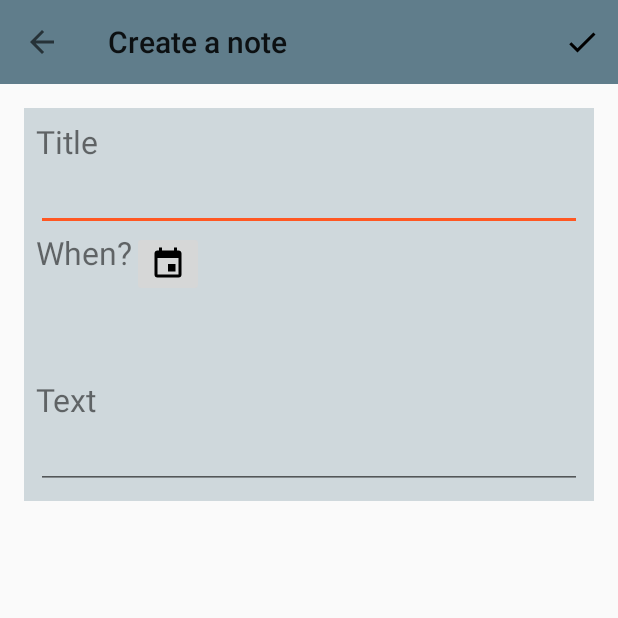
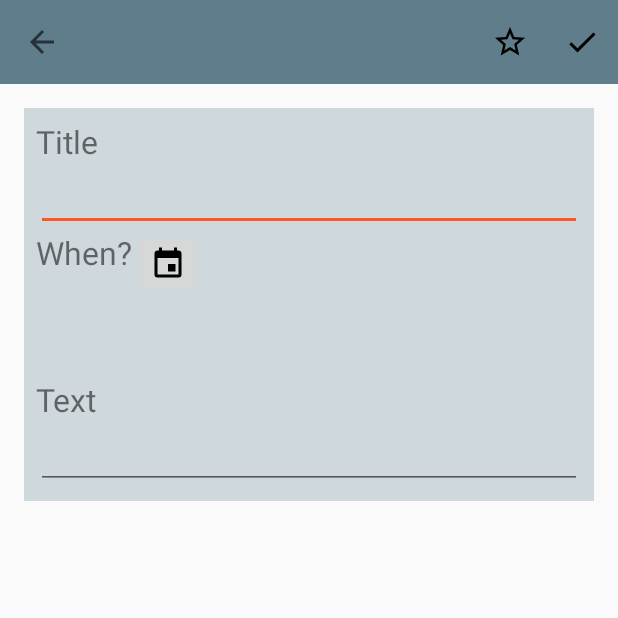
Before and after one commit to AndreaValenziano/ToDoList, an Android app: the screen it shows after launch (AddActivity), after a tap on an icon or button, on a phone screen of 412 x 824 dp, the top half of it. Run offline under Robolectric (Android 15) with nearby library versions, the phone set to English and light mode, and no system bars.

Commit message:
A note can be special

```diff
--- a/app/src/main/java/com/example/andreavalenziano/todolist/activities/MainActivity.java
+++ b/app/src/main/java/com/example/andreavalenziano/todolist/activities/MainActivity.java
@@ -2,11 +2,10 @@ package com.example.andreavalenziano.todolist.activities;
 
 import android.app.Activity;
 import android.content.Intent;
+import android.media.Image;
 import android.os.Bundle;
 import android.support.design.widget.FloatingActionButton;
 import android.support.design.widget.Snackbar;
-import android.support.v4.widget.DrawerLayout;
-import android.support.v7.app.ActionBar;
 import android.support.v7.app.AppCompatActivity;
 import android.support.v7.widget.LinearLayoutManager;
 import android.support.v7.widget.RecyclerView;
@@ -15,6 +14,7 @@ import android.util.Log;
 import android.view.View;
 import android.widget.Button;
 import android.view.MenuItem;
+import android.widget.ImageView;
 import android.widget.RelativeLayout;
 
 import com.example.andreavalenziano.todolist.R;
@@ -22,11 +22,8 @@ import com.example.andreavalenziano.todolist.adapters.NoteAdapter;
 import com.example.andreavalenziano.todolist.database.DatabaseHandler;
 import com.example.andreavalenziano.todolist.models.Note;
 
-import java.text.DateFormat;
 import java.text.SimpleDateFormat;
-import java.util.ArrayList;
 import java.util.Calendar;
-import java.util.Date;
 import java.util.GregorianCalendar;
 
 import static android.content.ContentValues.TAG;
@@ -41,6 +38,7 @@ public class MainActivity extends AppCompatActivity implements View.OnClickListe
     Button completeBtn;
     FloatingActionButton addBtn;
     Note editingNote;
+    ImageView starIcon;
     private RecyclerView noteRV;
     private RecyclerView.LayoutManager layoutManager;
     private static RelativeLayout relativeLayout;
@@ -60,6 +58,7 @@ public class MainActivity extends AppCompatActivity implements View.OnClickListe
     public static final String ID = "id";
     public static final String EDIT = "iseditable";
     public static final String DELETED = "isdeleted";
+    public static final String SPECIAL= "special";
     public Snackbar snackbar;
 
     //flag
@@ -83,6 +82,8 @@ public class MainActivity extends AppCompatActivity implements View.OnClickListe
         toDoBtn = (Button) findViewById(R.id.to_do_button);
         completeBtn = (Button) findViewById(R.id.complete_button);
         addBtn = (FloatingActionButton) findViewById(R.id.create_button);
+
+        starIcon=(ImageView) findViewById(R.id.star_icon_main);
 
         noteRV = (RecyclerView) findViewById(R.id.to_do_list_rv);
         adapter = new NoteAdapter(this);
@@ -111,7 +112,7 @@ public class MainActivity extends AppCompatActivity implements View.OnClickListe
         if (v.getId() == R.id.to_do_button) {
 
         } else if (v.getId() == R.id.complete_button) {
-            dbHandler.dropDatabase();
+
 
         } else if (v.getId() == R.id.create_button) {
 
@@ -135,10 +136,11 @@ public class MainActivity extends AppCompatActivity implements View.OnClickListe
             String title = data.getStringExtra(TITLE);
             String dateExp = data.getStringExtra(DATE_EXP);
             String textBody = data.getStringExtra(TEXT_BODY);
+            Boolean special= data.getBooleanExtra(SPECIAL,false);
             Calendar dateCr = new GregorianCalendar();
             SimpleDateFormat sDF=new SimpleDateFormat();
             String dateCreation =sDF.format(dateCr.getTime());
-            note = new Note(title, textBody, dateExp, dateCreation, dateCreation, TODO);
+            note = new Note(title, textBody, dateExp, dateCreation, dateCreation, TODO, special);
             adapter.addNote(note);
 
             dbHandler.addNote(note);
@@ -155,6 +157,7 @@ public class MainActivity extends AppCompatActivity implements View.OnClickListe
             String title = data.getStringExtra(TITLE);
             String dateExp = data.getStringExtra(DATE_EXP);
             String textBody = data.getStringExtra(TEXT_BODY);
+            Boolean isSpecial=data.getBooleanExtra(SPECIAL,false);
            Calendar dateLE = new GregorianCalendar();
             SimpleDateFormat sDF=new SimpleDateFormat();
             String dateLastEdit =sDF.format(dateLE.getTime());
@@ -164,10 +167,11 @@ public class MainActivity extends AppCompatActivity implements View.OnClickListe
             editingNote.setDateLastEdit(dateLastEdit);
             editingNote.setTextBody(textBody);
             editingNote.setDateExpired(dateExp);
+            editingNote.setSpecial(isSpecial);
 
             if( dbHandler.updateNote(editingNote)>0){
                 snackbar= Snackbar.make(relativeLayout, R.string.updating_success, Snackbar.LENGTH_SHORT);
-                adapter.modifyNote(editingNote, index);
+                adapter.updateNote(editingNote, index);
             }else
             {
                 snackbar= Snackbar.make(relativeLayout, R.string.database_error, Snackbar.LENGTH_SHORT);
--- a/app/src/main/java/com/example/andreavalenziano/todolist/database/DatabaseHandler.java
+++ b/app/src/main/java/com/example/andreavalenziano/todolist/database/DatabaseHandler.java
@@ -14,6 +14,7 @@ import com.example.andreavalenziano.todolist.models.Note;
 import com.example.andreavalenziano.todolist.models.StateType;
 
 import java.util.ArrayList;
+import java.util.concurrent.CopyOnWriteArrayList;
 
 /**
  * Created by AndreaValenziano on 22/02/17.
@@ -29,11 +30,11 @@ public class DatabaseHandler extends SQLiteOpenHelper {
     private static final String KEY_DATA_CR = "data_cr";
     private static final String KEY_DATA_EDIT = "data_edit";
     private static final String KEY_STATE = "state";
-
+    private static final String KEY_SPECIAL = "special";
 
     // All Static variables
     // Database Version
-    private static final int DATABASE_VERSION = 3;
+    private static final int DATABASE_VERSION = 6;
 
     // Database Name
     private static final String DATABASE_NAME = "notes";
@@ -50,7 +51,7 @@ public class DatabaseHandler extends SQLiteOpenHelper {
         String CREATE_NOTE_TABLE = "CREATE TABLE " + TABLE_NOTES + "("
                 + KEY_ID + " INTEGER PRIMARY KEY," + KEY_TITLE + " TEXT,"
                 + KEY_BODY + " TEXT, " + KEY_DATA_EXP + " TEXT, " + KEY_DATA_CR + " TEXT, "
-                + KEY_DATA_EDIT + " TEXT, " + KEY_STATE + " TEXT" + ")";
+                + KEY_DATA_EDIT + " TEXT, " + KEY_STATE + " TEXT," + KEY_SPECIAL + " INTEGER" +  ")";
         db.execSQL(CREATE_NOTE_TABLE);
 
     }
@@ -81,6 +82,14 @@ public class DatabaseHandler extends SQLiteOpenHelper {
         values.put(KEY_DATA_CR, note.getDateCreation());
         values.put(KEY_DATA_EDIT, note.getDateLastEdit());
         values.put(KEY_STATE, note.getState().toString());
+        if(note.isSpecial()){
+            values.put(KEY_SPECIAL,1);
+        }
+        else{
+            values.put(KEY_SPECIAL,0);
+        }
+
+
 
         // Inserting Row
         note.setId((int)db.insert(TABLE_NOTES, null, values));
@@ -111,8 +120,15 @@ public class DatabaseHandler extends SQLiteOpenHelper {
                 note.setDateExpired(cursor.getString(3));
                 note.setDateCreation(cursor.getString(4));
                 note.setDateLastEdit(cursor.getString(5));
-                Log.d(ContentValues.TAG,"CREATION: "+note.getDateCreation());
-                Log.d(ContentValues.TAG,"LAST EDIT: "+note.getDateLastEdit());
+                //note.setState(cursor.getString(6));
+                if(cursor.getString(7).equals("1")){
+                    note.setSpecial(true);
+                }
+                else if(cursor.getString(7).equals("0"))
+                {
+                    note.setSpecial(false);
+                }
+
                 note.setState(StateType.TODO); //???how can I convert String to ENUM????
                 // Adding note to list
                 notesList.add(0,note);
@@ -136,6 +152,7 @@ public class DatabaseHandler extends SQLiteOpenHelper {
         values.put(KEY_BODY, note.getTextBody());
         values.put(KEY_DATA_EXP,note.getDateExpired());
         values.put(KEY_DATA_EDIT,note.getDateLastEdit());
+        values.put(KEY_SPECIAL,note.isSpecial());
         // updating row
         int up= db.update(TABLE_NOTES, values, KEY_ID + " = ?",
                 new String[]{String.valueOf(note.getId())});
@@ -161,9 +178,9 @@ public class DatabaseHandler extends SQLiteOpenHelper {
         return del;
     }
 
-    public void dropDatabase(){
+   /* public void dropDatabase(){
         System.out.println("DROPPING");
         SQLiteDatabase db=this.getWritableDatabase();
         db.execSQL("DROP TABLE IF EXISTS " + TABLE_NOTES);
-    }
+    }*/
 }
--- /dev/null
+++ b/app/src/main/res/drawable/ic_star_off.xml
@@ -0,0 +1,8 @@
+
+<vector xmlns:android="http://schemas.android.com/apk/res/android"
+    android:height="24dp"
+    android:width="24dp"
+    android:viewportWidth="24"
+    android:viewportHeight="24">
+    <path android:fillColor="#000" android:pathData="M12,15.39L8.24,17.66L9.23,13.38L5.91,10.5L10.29,10.13L12,6.09L13.71,10.13L18.09,10.5L14.77,13.38L15.76,17.66M22,9.24L14.81,8.63L12,2L9.19,8.63L2,9.24L7.45,13.97L5.82,21L12,17.27L18.18,21L16.54,13.97L22,9.24Z" />
+</vector>
--- /dev/null
+++ b/app/src/main/res/drawable/ic_star_on.xml
@@ -0,0 +1,8 @@
+<!-- drawable/ic_star_on.xmlon.xml -->
+<vector xmlns:android="http://schemas.android.com/apk/res/android"
+    android:height="24dp"
+    android:width="24dp"
+    android:viewportWidth="24"
+    android:viewportHeight="24">
+    <path android:fillColor="#000" android:pathData="M12,17.27L18.18,21L16.54,13.97L22,9.24L14.81,8.62L12,2L9.19,8.62L2,9.24L7.45,13.97L5.82,21L12,17.27Z" />
+</vector>
--- a/app/src/main/res/layout/activity_main.xml
+++ b/app/src/main/res/layout/activity_main.xml
@@ -29,7 +29,7 @@
             android:layout_width="wrap_content"
             android:layout_height="wrap_content"
             android:textStyle="bold"
-            android:text="DROP"
+            android:text="@string/complete"
             android:backgroundTint="@color/colorPrimaryLight"
             android:id="@+id/complete_button"/>
     </LinearLayout>
--- a/app/src/main/res/layout/toolbar.xml
+++ b/app/src/main/res/layout/toolbar.xml
@@ -6,5 +6,30 @@
     android:layout_height="?attr/actionBarSize"
     android:title="Example"
     android:background="?attr/colorPrimary"
-    app:popupTheme="@style/AppTheme"
-    />
+    app:popupTheme="@style/AppTheme">
+    <LinearLayout
+        android:layout_width="match_parent"
+        android:layout_height="match_parent"
+        android:gravity="end"
+        >
+       <!-- <ImageButton
+            android:id="@+id/star_off_toolbar"
+            android:layout_width="wrap_content"
+            android:layout_height="match_parent"
+            android:src="@drawable/ic_star_off"
+            android:background="@color/colorPrimary"
+            android:clickable="true"
+            />
+        <ImageButton
+            android:id="@+id/star_on_toolbar"
+            android:layout_width="wrap_content"
+            android:layout_height="match_parent"
+            android:src="@drawable/ic_star_on"
+            android:background="@color/colorPrimary"
+            android:clickable="true"
+            />-->
+
+    </LinearLayout>
+
+
+</android.support.v7.widget.Toolbar>
--- a/app/src/main/res/menu/menu_add.xml
+++ b/app/src/main/res/menu/menu_add.xml
@@ -4,6 +4,27 @@
     xmlns:app="http://schemas.android.com/apk/res-auto"
     xmlns:tools="http://schemas.android.com/tools"
     >
+
+  <item
+        android:title="@string/special"
+        android:id="@+id/star_off_add"
+        android:orderInCategory="100"
+        android:icon="@drawable/ic_star_off"
+        app:showAsAction="always"
+        >
+
+    </item>
+
+  <!-- <item
+     android:title="@string/special"
+     android:id="@+id/star_on_add"
+     android:orderInCategory="100"
+     android:icon="@drawable/ic_star_on"
+     app:showAsAction="always"
+     >
+
+ </item>-->
+
 
     <item
         android:id="@+id/check_add"
@@ -17,4 +38,5 @@
     </item>
 
 
+
 </menu>
--- a/app/src/main/res/values/strings.xml
+++ b/app/src/main/res/values/strings.xml
@@ -13,4 +13,5 @@
     <string name="database_error">Database error!</string>
     <string name="updating_success">This note has been uptaded successfully</string>
     <string name="deleting_success">This note has been deleted successfully</string>
+    <string name="special">Special</string>
 </resources>
```
Also changed, not shown: app/src/main/java/com/example/andreavalenziano/todolist/activities/AddActivity.java (+20 -2 lines), app/src/main/java/com/example/andreavalenziano/todolist/adapters/NoteAdapter.java (+11 -1 lines), app/src/main/java/com/example/andreavalenziano/todolist/models/Note.java (+10 -1 lines), app/src/main/res/layout/activity_add.xml (+7 -2 lines), app/src/main/res/layout/item_note.xml (+8 -1 lines).
